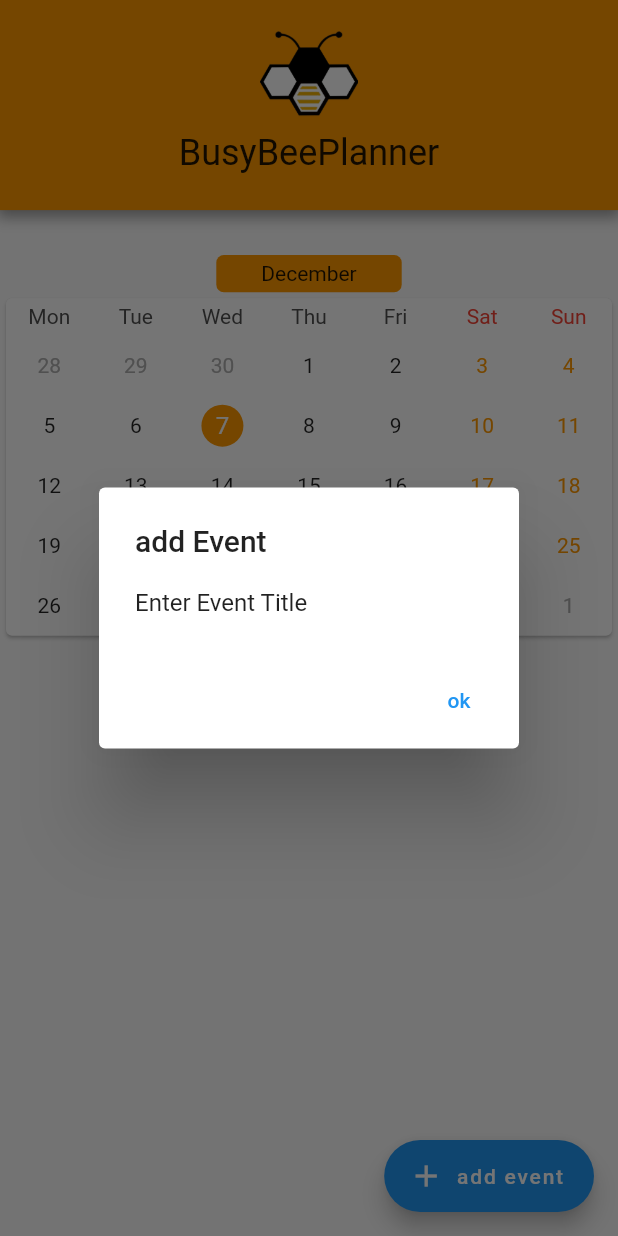
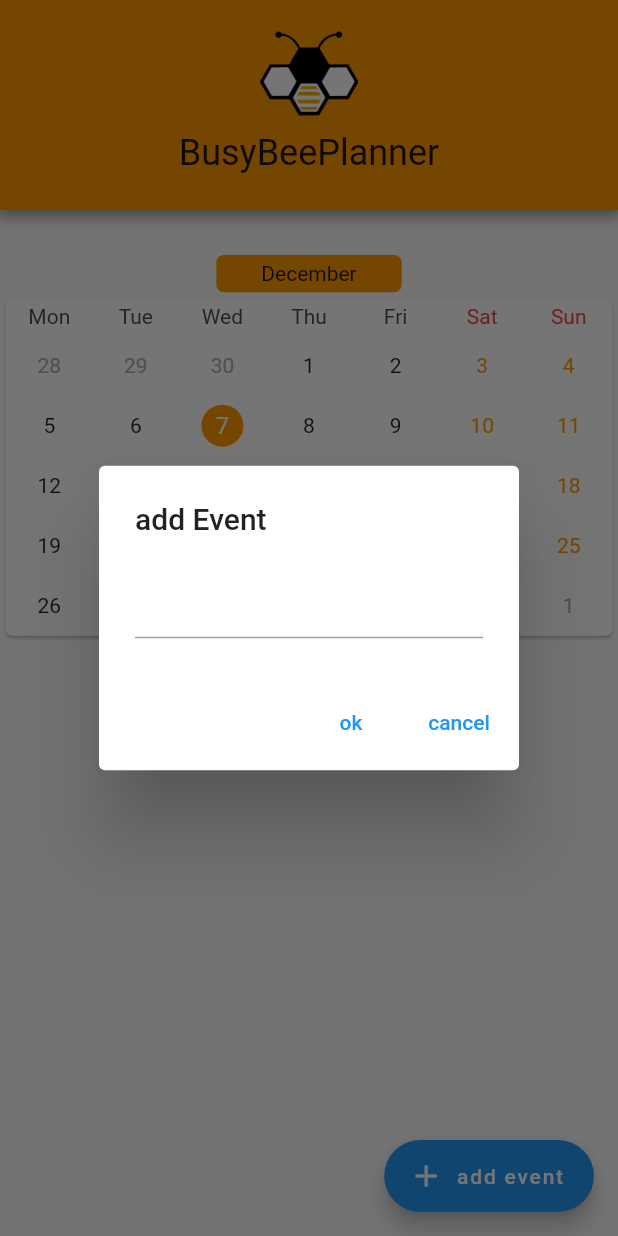
Before and after one commit to MaciejCza/group_project, a Flutter app: the screen it shows after launch, after a tap on "add event", on a phone screen of 412 x 824 dp. Run offline on Flutter 3.47's test engine with Material 2 defaults, Android fonts, the phone set to English and light mode, and no system bars; drawn by our look-alikes of table_calendar; our stand-ins replace liquid_progress_indicator, percent_indicator.

Commit message:
praca praca

```diff
--- a/lib/calendar.dart
+++ b/lib/calendar.dart
@@ -18,6 +18,7 @@ class _CalendarState extends State<Calendar> {
     setState(() {
       today = day;
     });}
+  TextEditingController _eventController = TextEditingController();
   late Map<DateTime,List<Event>> selectedEvents;
   @override
   void initState(){
@@ -30,7 +31,21 @@ class _CalendarState extends State<Calendar> {
   @override
   Widget build(BuildContext context) {
     return Scaffold(
-        floatingActionButton: FloatingActionButton.extended(onPressed:() => showDialog(context: context, builder:(context)=>AlertDialog(title: Text('add Event'),content: Text('Enter Event Title'),actions: [TextButton(child:Text('ok'),onPressed: () => Navigator.pop(context),)],)), label: const Text('add event'),icon: const Icon(Icons.add)),
+        floatingActionButton: FloatingActionButton.extended(onPressed:() => showDialog(
+            context: context,
+            builder:(context)=>AlertDialog(
+              title: Text('add Event'),
+              content: TextFormField(controller: _eventController),
+              actions: [
+                TextButton(
+                  child:Text('ok'),
+                  onPressed: () => Navigator.pop(context),
+                ),
+                TextButton(
+                  child:Text('cancel'),
+                  onPressed: () => Navigator.pop(context),
+                )
+              ],)), label: const Text('add event'),icon: const Icon(Icons.add)),
         body:
     Container(height: MediaQuery.of(context).size.height,
         child:
```
